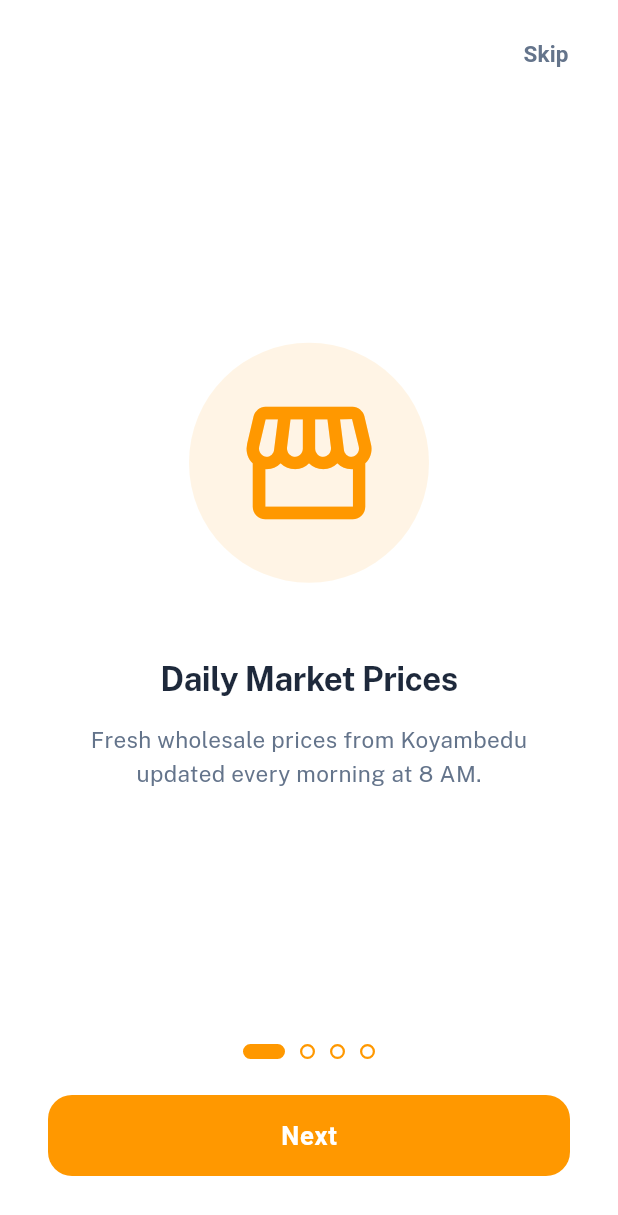
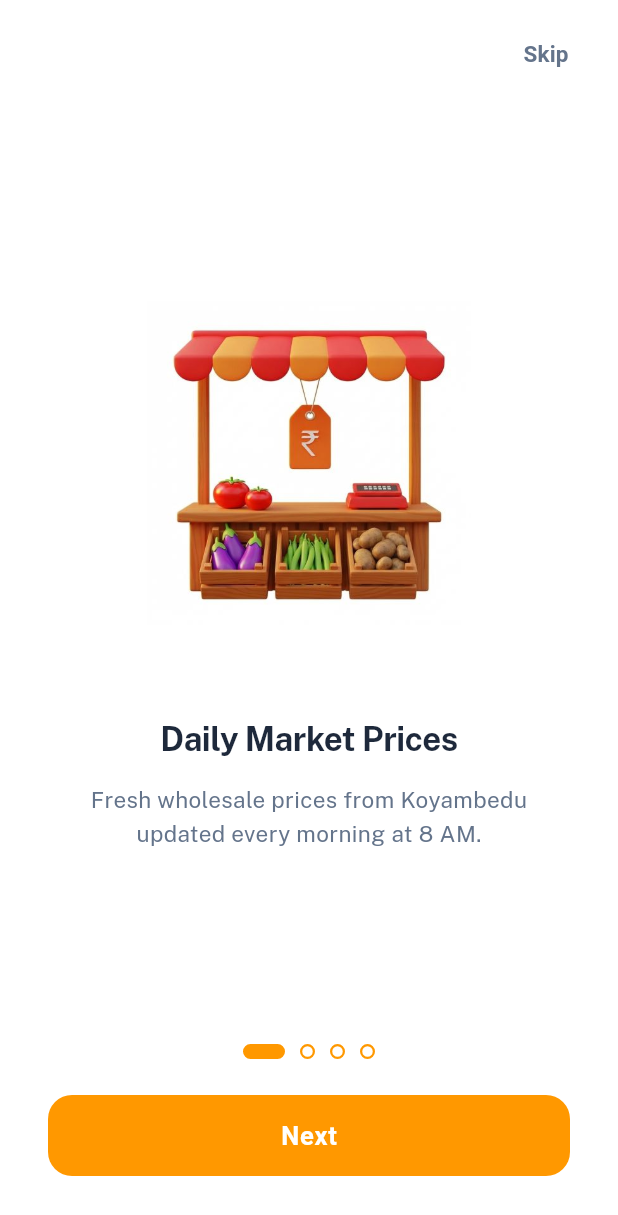
Before and after one commit to vasanthaganesh/Koyam_rate, a Flutter app: the screen it shows after launch, on a phone screen of 412 x 824 dp. Shown: the top 1215 px of the screen. Run offline on Flutter 3.47's test engine with Material 3 defaults, Android fonts, the phone set to English and light mode, and no system bars; our stand-ins replace cached_network_image, fl_chart, flutter_local_notifications, flutter_riverpod, flutter_svg, geocoding and 9 more; missing offline and left inert: workmanager; accounts and stored records are empty; Roboto replaces fonts that are missing (Hind Madurai).

Commit message:
feat: add onboarding assets and update onboarding screen

```diff
--- a/lib/screens/onboarding_screen.dart
+++ b/lib/screens/onboarding_screen.dart
@@ -20,24 +20,28 @@
   // Onboarding page data
   static const List<_OnboardingPageData> _pages = [
     _OnboardingPageData(
-      icon: Icons.storefront,
+      imagePath: 'assets/images/onboarding/page1.jpg',
       title: 'Daily Market Prices',
       subtitle: 'Fresh wholesale prices from Koyambedu\nupdated every morning at 8 AM.',
+      scale: 0.9, // Slightly smaller as the stall is very wide
     ),
     _OnboardingPageData(
-      icon: Icons.favorite,
+      imagePath: 'assets/images/onboarding/page2.jpg',
       title: 'Favorites & Watchlist',
       subtitle: 'Tap the heart to save your most-bought\nvegetables for quick access.',
+      scale: 1.0,
     ),
     _OnboardingPageData(
-      icon: Icons.show_chart,
+      imagePath: 'assets/images/onboarding/page3.jpg',
       title: 'Price Trend Chart',
       subtitle: 'See 7-day price history for any vegetable\nand spot the best time to buy.',
+      scale: 1.25, // Significantly larger to match other weights
     ),
     _OnboardingPageData(
-      icon: Icons.search,
+      imagePath: 'assets/images/onboarding/page4.jpg',
       title: 'Instant Search',
       subtitle: 'Find any vegetable instantly with\npowerful search and filters.',
+      scale: 1.0,
     ),
   ];
 
@@ -175,14 +179,16 @@
 
 /// Data class for each onboarding page.
 class _OnboardingPageData {
-  final IconData icon;
+  final String imagePath;
   final String title;
   final String subtitle;
+  final double scale;
 
   const _OnboardingPageData({
-    required this.icon,
+    required this.imagePath,
     required this.title,
     required this.subtitle,
+    this.scale = 1.0,
   });
 }
 
@@ -199,18 +205,13 @@
       child: Column(
         mainAxisAlignment: MainAxisAlignment.center,
         children: [
-          // Icon with soft circular background
-          Container(
-            width: 160,
-            height: 160,
-            decoration: BoxDecoration(
-              color: AppColors.primaryLight,
-              shape: BoxShape.circle,
-            ),
-            child: Icon(
-              data.icon,
-              size: 100,
-              color: AppColors.primary,
+          // Custom Illustration
+          Transform.scale(
+            scale: data.scale,
+            child: Image.asset(
+              data.imagePath,
+              height: 240,
+              fit: BoxFit.contain,
             ),
           ),
           const SizedBox(height: 48),
--- a/pubspec.yaml
+++ b/pubspec.yaml
@@ -47,3 +47,4 @@
   assets:
     # Images migrated to Supabase Storage bucket "vegetable-images"
     - assets/icon.png
+    - assets/images/onboarding/
```
Also changed, not shown: assets/images/onboarding/page1.jpg (added), assets/images/onboarding/page2.jpg (added), assets/images/onboarding/page3.jpg (added), assets/images/onboarding/page4.jpg (added).
